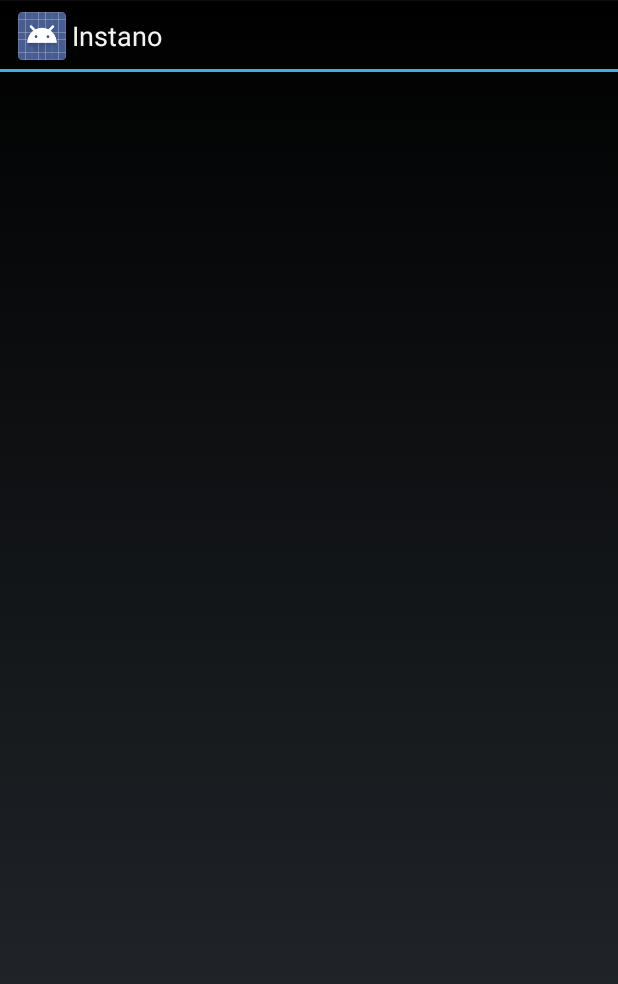
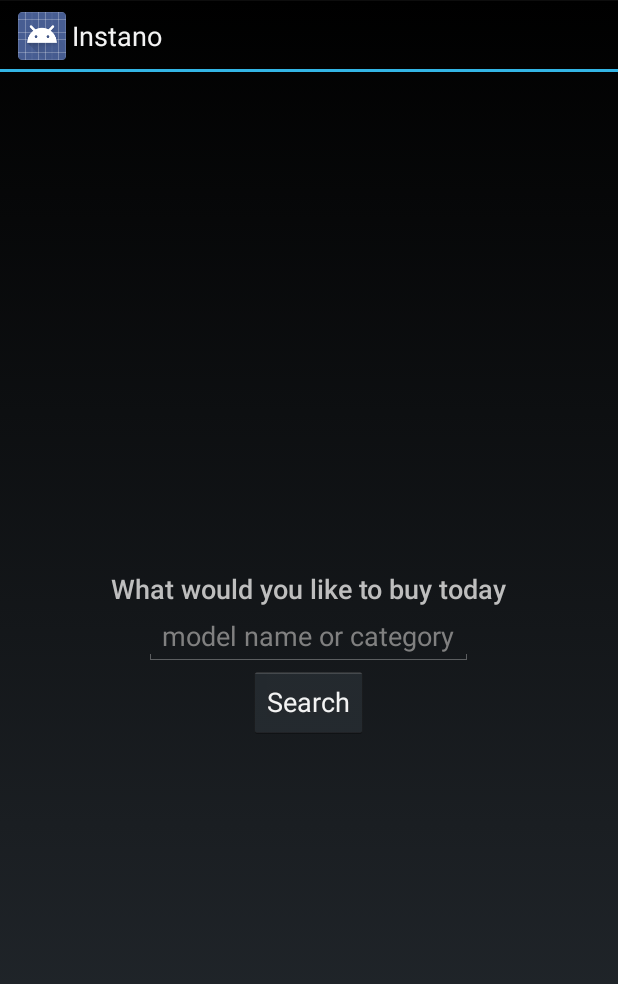
Before and after one commit to vedant1811/instano-android, an Android app: the fragment PurchaseFragment shown on its own in the app's theme, on a phone screen of 412 x 824 dp. Shown: the top 984 px of the screen. Run offline under Robolectric (Android 15) with nearby library versions, the phone set to English and light mode, and no system bars.

Commit message:
added a new fragment 	new file:   app/src/main/res/layout/fragment_searching.xml
Removed redundant code

```diff
--- a/app/src/main/java/com/instano/retailer/instano/PurchaseFragment.java
+++ b/app/src/main/java/com/instano/retailer/instano/PurchaseFragment.java
@@ -7,14 +7,12 @@ import android.app.Fragment;
 import android.view.LayoutInflater;
 import android.view.View;
 import android.view.ViewGroup;
+import android.widget.EditText;
 import android.widget.TextView;
 
 
 /**
  * A simple {@link Fragment} subclass.
- * Activities that contain this fragment must implement the
- * {@link PurchaseFragment.OnFragmentInteractionListener} interface
- * to handle interaction events.
  * Use the {@link PurchaseFragment#newInstance} factory method to
  * create an instance of this fragment.
  *
@@ -28,8 +26,6 @@ public class PurchaseFragment extends Fragment {
     // TODO: Rename and change types of parameters
     private String mParam1;
     private String mParam2;
-
-    private OnFragmentInteractionListener mListener;
 
     /**
      * Use this factory method to create a new instance of
@@ -67,47 +63,8 @@ public class PurchaseFragment extends Fragment {
         return inflater.inflate(R.layout.fragment_purchase, container, false);
     }
 
-    // TODO: Rename method, update argument and hook method into UI event
-    public void onButtonPressed(Uri uri) {
-        if (mListener != null) {
-            mListener.onFragmentInteraction(uri);
-        }
+    void search_buttonClicked(){
+        EditText search_editText = (EditText) getActivity().findViewById(R.id.search_editText);
+        search_editText.getText();
     }
-
-    @Override
-    public void onAttach(Activity activity) {
-        super.onAttach(activity);
-        try {
-            mListener = (OnFragmentInteractionListener) activity;
-        } catch (ClassCastException e) {
-            throw new ClassCastException(activity.toString()
-                    + " must implement OnFragmentInteractionListener");
-        }
-    }
-
-    @Override
-    public void onDetach() {
-        super.onDetach();
-        mListener = null;
-    }
-
-    void search_buttonClicked(){
-
-    }
-
-    /**
-     * This interface must be implemented by activities that contain this
-     * fragment to allow an interaction in this fragment to be communicated
-     * to the activity and potentially other fragments contained in that
-     * activity.
-     * <p>
-     * See the Android Training lesson <a href=
-     * "http://developer.android.com/training/basics/fragments/communicating.html"
-     * >Communicating with Other Fragments</a> for more information.
-     */
-    public interface OnFragmentInteractionListener {
-        // TODO: Update argument type and name
-        public void onFragmentInteraction(Uri uri);
-    }
-
 }
--- a/app/src/main/res/layout/fragment_purchase.xml
+++ b/app/src/main/res/layout/fragment_purchase.xml
@@ -7,8 +7,14 @@
     android:paddingRight="@dimen/activity_horizontal_margin"
     android:paddingTop="@dimen/activity_vertical_margin"
     android:paddingBottom="@dimen/activity_vertical_margin"
-    tools:context=".PurchaseActivity$PlaceholderFragment"
+    tools:context=".PurchaseFragment"
     android:baselineAligned="false">
+
+    <LinearLayout
+        android:orientation="vertical"
+        android:layout_width="wrap_content"
+        android:layout_height="wrap_content"
+        android:layout_gravity="center">
 
         <TextView
             android:id="@+id/section_label"
@@ -17,7 +23,7 @@
             android:layout_centerInParent="true"
             android:text="What would you like to buy today"
             style="@android:style/TextAppearance.DeviceDefault.Medium"
-        android:layout_gravity="center_horizontal" />
+            android:layout_gravity="center" />
 
         <EditText
             android:layout_width="wrap_content"
@@ -26,7 +32,7 @@
             android:id="@+id/search_editText"
             android:singleLine="true"
             android:hint="model name or category"
-        android:layout_gravity="center_horizontal"
+            android:layout_gravity="center"
             android:textAlignment="center" />
 
         <Button
@@ -35,7 +41,8 @@
             android:layout_centerInParent="true"
             android:text="Search"
             android:id="@+id/search_button"
-        android:layout_gravity="center_horizontal"
+            android:layout_gravity="center"
             android:onClick="search_buttonClicked" />
+    </LinearLayout>
 
 </GridLayout>
```
Also changed, not shown: app/src/main/java/com/instano/retailer/instano/PurchaseActivity.java (+6 -42 lines), app/src/main/java/com/instano/retailer/instano/SearchingFragment.java (added, +110 -0 lines), app/src/main/res/layout/fragment_searching.xml (added, +31 -0 lines). Lines whose indentation alone changed are shown as unchanged.
